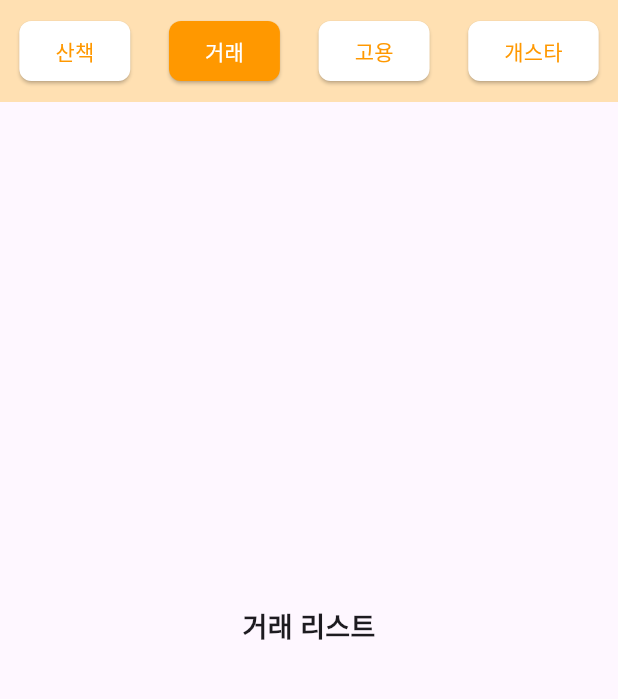
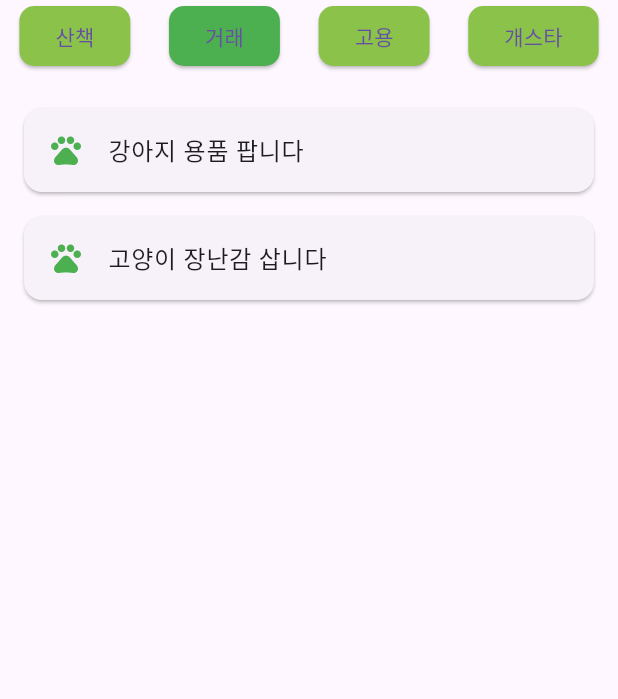
Before and after one commit to kkameoo/petworkFlutter, a Flutter app: the MainScreen screen opened by its route, after a tap on "거래", on a phone screen of 412 x 824 dp, the part 84-783 px from its top. Run offline on Flutter 3.47's test engine with Material 3 defaults, Android fonts, the phone set to English and light mode, and no system bars; missing offline and left inert: stomp_dart_client; network calls fail.

Commit message:
DESIGN: 게시판 더미 추가

```diff
--- a/lib/main.dart
+++ b/lib/main.dart
@@ -13,7 +13,7 @@ class MyApp extends StatelessWidget {
       debugShowCheckedModeBanner: false,
       title: 'Petwork',
       theme: ThemeData(
-        primarySwatch: Colors.orange,
+        primarySwatch: Colors.green,
         visualDensity: VisualDensity.adaptivePlatformDensity,
       ),
       initialRoute: '/',
@@ -35,7 +35,7 @@ class HomeScreen extends StatelessWidget {
           style: ElevatedButton.styleFrom(
             padding: EdgeInsets.symmetric(horizontal: 30, vertical: 15),
             textStyle: TextStyle(fontSize: 18),
-            backgroundColor: Colors.orange,
+            backgroundColor: Colors.green,
             shape: RoundedRectangleBorder(
               borderRadius: BorderRadius.circular(10),
             ),
@@ -116,7 +116,7 @@ class _LoginScreenState extends State<LoginScreen> {
                 : ElevatedButton(
               style: ElevatedButton.styleFrom(
                 padding: EdgeInsets.symmetric(horizontal: 50, vertical: 15),
-                backgroundColor: Colors.orange,
+                backgroundColor: Colors.green,
                 shape: RoundedRectangleBorder(
                   borderRadius: BorderRadius.circular(10),
                 ),
@@ -140,24 +140,27 @@ class _MainScreenState extends State<MainScreen> {
   int _selectedIndex = 0;
   final List<String> _categories = ['산책', '거래', '고용', '개스타'];
 
+  final Map<String, List<String>> _dummyData = {
+    '산책': ['산책 요청 1', '산책 요청 2', '산책 요청 3'],
+    '거래': ['강아지 용품 팝니다', '고양이 장난감 삽니다'],
+    '고용': ['강아지 돌봐드립니다', '고양이 호텔 구합니다'],
+    '개스타': ['반려견 자랑하기', '귀여운 고양이 사진 공유']
+  };
+
   @override
   Widget build(BuildContext context) {
     return Scaffold(
       appBar: AppBar(title: Text('Petwork 메인')),
       body: Column(
         children: [
-          Container(
-            padding: EdgeInsets.symmetric(vertical: 10),
-            color: Colors.orange.shade100,
-            child: Row(
+          Row(
             mainAxisAlignment: MainAxisAlignment.spaceAround,
             children: List.generate(_categories.length, (index) {
               return ElevatedButton(
                 style: ElevatedButton.styleFrom(
-                    backgroundColor: _selectedIndex == index ? Colors.orange : Colors.white,
-                    foregroundColor: _selectedIndex == index ? Colors.white : Colors.orange,
+                  backgroundColor: _selectedIndex == index ? Colors.green : Colors.lightGreen,
                   shape: RoundedRectangleBorder(
-                      borderRadius: BorderRadius.circular(8),
+                    borderRadius: BorderRadius.circular(10),
                   ),
                 ),
                 onPressed: () {
@@ -169,13 +172,19 @@ class _MainScreenState extends State<MainScreen> {
               );
             }),
           ),
+          Expanded(
+            child: ListView.builder(
+              padding: EdgeInsets.all(16),
+              itemCount: _dummyData[_categories[_selectedIndex]]!.length,
+              itemBuilder: (context, index) {
+                return Card(
+                  margin: EdgeInsets.symmetric(vertical: 8),
+                  child: ListTile(
+                    title: Text(_dummyData[_categories[_selectedIndex]]![index]),
+                    leading: Icon(Icons.pets, color: Colors.green),
                   ),
-          Expanded(
-            child: Center(
-              child: Text(
-                '${_categories[_selectedIndex]} 리스트',
-                style: TextStyle(fontSize: 18, fontWeight: FontWeight.bold),
-              ),
+                );
+              },
             ),
           ),
         ],
@@ -183,3 +192,47 @@ class _MainScreenState extends State<MainScreen> {
     );
   }
 }
+
+//   @override
+//   Widget build(BuildContext context) {
+//     return Scaffold(
+//       appBar: AppBar(title: Text('Petwork 메인')),
+//       body: Column(
+//         children: [
+//           Container(
+//             padding: EdgeInsets.symmetric(vertical: 10),
+//             color: Colors.green.shade100,
+//             child: Row(
+//               mainAxisAlignment: MainAxisAlignment.spaceAround,
+//               children: List.generate(_categories.length, (index) {
+//                 return ElevatedButton(
+//                   style: ElevatedButton.styleFrom(
+//                     backgroundColor: _selectedIndex == index ? Colors.green : Colors.white,
+//                     foregroundColor: _selectedIndex == index ? Colors.white : Colors.green,
+//                     shape: RoundedRectangleBorder(
+//                       borderRadius: BorderRadius.circular(8),
+//                     ),
+//                   ),
+//                   onPressed: () {
+//                     setState(() {
+//                       _selectedIndex = index;
+//                     });
+//                   },
+//                   child: Text(_categories[index]),
+//                 );
+//               }),
+//             ),
+//           ),
+//           Expanded(
+//             child: Center(
+//               child: Text(
+//                 '${_categories[_selectedIndex]} 리스트',
+//                 style: TextStyle(fontSize: 18, fontWeight: FontWeight.bold),
+//               ),
+//             ),
+//           ),
+//         ],
+//       ),
+//     );
+//   }
+// }
```
Lines whose indentation alone changed are shown as unchanged.
